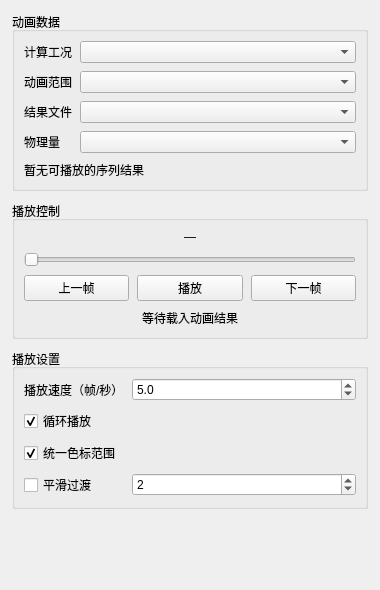
The window that plugins/Base_PostProcessing/AnimationAviWidget.ui (asd977/base_cae) describes before a commit, drawn with Qt 5.
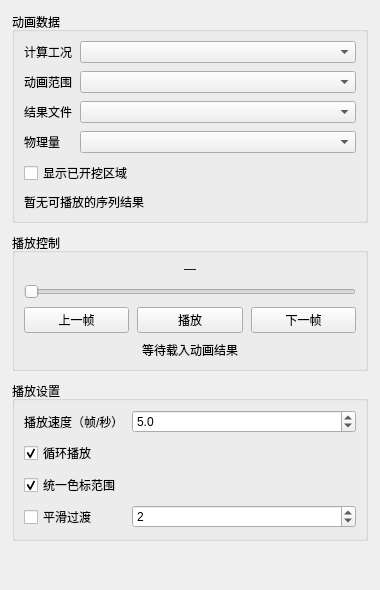
The same window after the commit.

```diff
--- a/plugins/Base_PostProcessing/AnimationAviWidget.ui
+++ b/plugins/Base_PostProcessing/AnimationAviWidget.ui
@@ -86,6 +86,12 @@
        <widget class="QComboBox" name="scalarComboBox"/>
       </item>
       <item row="4" column="0" colspan="2">
+       <widget class="QCheckBox" name="showExcavatedCheckBox">
+        <property name="text"><string>显示已开挖区域</string></property>
+        <property name="checked"><bool>false</bool></property>
+       </widget>
+      </item>
+      <item row="5" column="0" colspan="2">
        <widget class="QLabel" name="sequenceSummaryLabel">
         <property name="text"><string>暂无可播放的序列结果</string></property>
         <property name="wordWrap"><bool>true</bool></property>
```
